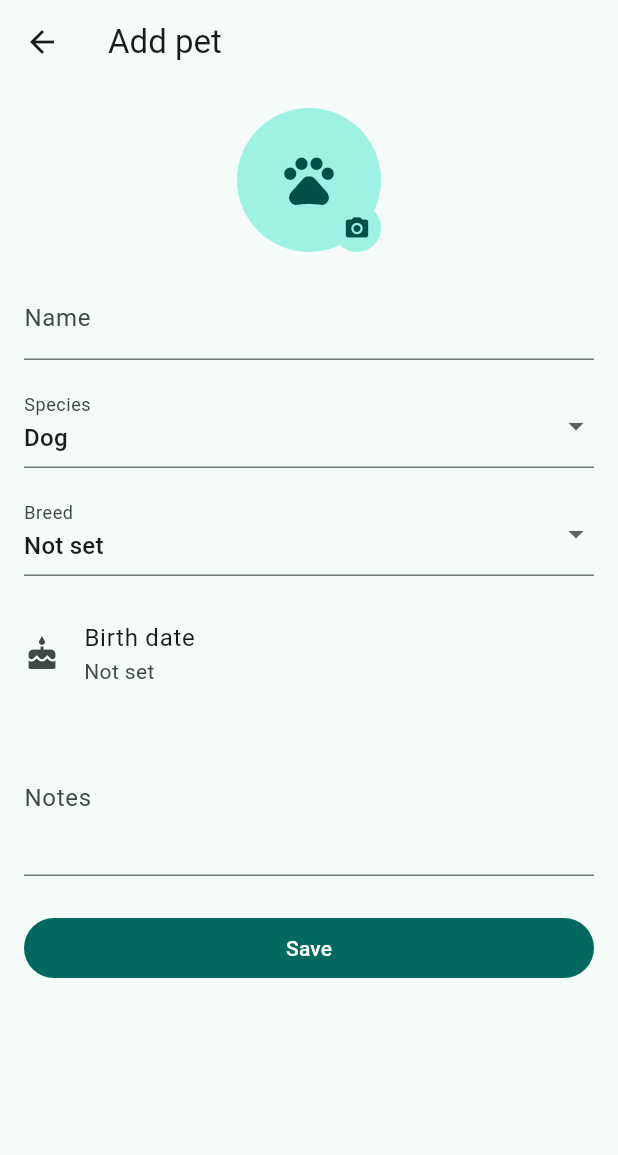
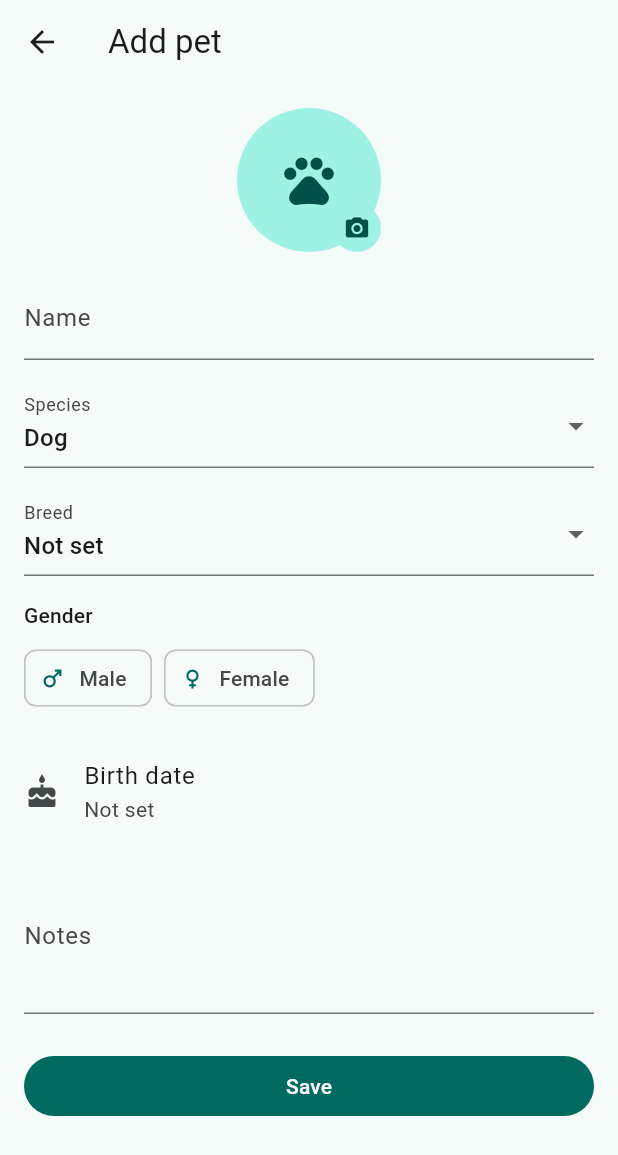
Before and after one commit to vlasquez/pets_meds, a Flutter app: the PetFormScreen screen opened directly, on a phone screen of 412 x 824 dp. Shown: the top 1155 px of the screen. Run offline on Flutter 3.47's test engine with Material 3 defaults, Android fonts, the phone set to English and light mode, and no system bars; our stand-ins replace equatable, fl_chart, flutter_bloc, flutter_local_notifications, get_it, image_picker and 4 more; accounts and stored records are empty; statements that could not run were skipped.

Commit message:
Add pet gender (male/female) with symbol on cards
- PetGender enum on Pet; stored by name (pets.gender, DB v9)
- Create/edit pet form: optional Male/Female choice chips (tap again to
  clear)
- GenderIcon widget (blue male / pink female); shown next to the pet
  name on Home cards and the pet detail header
- Migration verified against SQLite

```diff
--- a/lib/data/datasources/local/database_provider.dart
+++ b/lib/data/datasources/local/database_provider.dart
@@ -18,7 +18,7 @@ class DatabaseProvider {
     final dbPath = await getDatabasesPath();
     return openDatabase(
       join(dbPath, 'pet_meds.db'),
-      version: 8,
+      version: 9,
       onCreate: (db, version) async {
         await db.execute('''
           CREATE TABLE pets(
@@ -26,6 +26,7 @@ class DatabaseProvider {
             name TEXT NOT NULL,
             species TEXT NOT NULL,
             breed TEXT,
+            gender TEXT,
             notes TEXT,
             photoPath TEXT,
             birthDate TEXT
@@ -90,6 +91,9 @@ class DatabaseProvider {
                 "UPDATE treatments SET intervalUnit = 'days', frequencyType = 'interval' "
                 "WHERE frequencyType = 'intervalDays'");
           }
+        }
+        if (oldVersion < 9) {
+          await db.execute('ALTER TABLE pets ADD COLUMN gender TEXT');
         }
       },
       onConfigure: (db) async {
--- a/lib/data/models/pet_model.dart
+++ b/lib/data/models/pet_model.dart
@@ -7,6 +7,7 @@ class PetModel extends Pet {
     required super.name,
     required super.species,
     super.breed,
+    super.gender,
     super.notes,
     super.photoPath,
     super.birthDate,
@@ -17,16 +18,27 @@ class PetModel extends Pet {
         name: pet.name,
         species: pet.species,
         breed: pet.breed,
+        gender: pet.gender,
         notes: pet.notes,
         photoPath: pet.photoPath,
         birthDate: pet.birthDate,
       );
+
+  static PetGender? _genderFromName(String? name) {
+    if (name == null) return null;
+    try {
+      return PetGender.values.byName(name);
+    } on ArgumentError {
+      return null;
+    }
+  }
 
   factory PetModel.fromMap(Map<String, dynamic> map) => PetModel(
         id: map['id'] as int?,
         name: map['name'] as String,
         species: map['species'] as String,
         breed: map['breed'] as String?,
+        gender: _genderFromName(map['gender'] as String?),
         notes: map['notes'] as String?,
         photoPath: map['photoPath'] as String?,
         birthDate: map['birthDate'] == null
@@ -39,6 +51,7 @@ class PetModel extends Pet {
         'name': name,
         'species': species,
         'breed': breed,
+        'gender': gender?.name,
         'notes': notes,
         'photoPath': photoPath,
         'birthDate': birthDate?.toIso8601String(),
--- a/lib/domain/entities/pet.dart
+++ b/lib/domain/entities/pet.dart
@@ -1,4 +1,7 @@
 import 'package:equatable/equatable.dart';
+
+/// Biological sex of a pet.
+enum PetGender { male, female }
 
 /// Domain entity: a pet. Pure Dart — no UI or persistence details.
 class Pet extends Equatable {
@@ -8,6 +11,8 @@ class Pet extends Equatable {
 
   /// Breed enum name ([DogBreed]/[CatBreed] from breed.dart, by species).
   final String? breed;
+
+  final PetGender? gender;
 
   final String? notes;
 
@@ -21,6 +26,7 @@ class Pet extends Equatable {
     required this.name,
     required this.species,
     this.breed,
+    this.gender,
     this.notes,
     this.photoPath,
     this.birthDate,
@@ -31,6 +37,7 @@ class Pet extends Equatable {
     String? name,
     String? species,
     String? breed,
+    PetGender? gender,
     String? notes,
     String? photoPath,
     DateTime? birthDate,
@@ -40,6 +47,7 @@ class Pet extends Equatable {
         name: name ?? this.name,
         species: species ?? this.species,
         breed: breed ?? this.breed,
+        gender: gender ?? this.gender,
         notes: notes ?? this.notes,
         photoPath: photoPath ?? this.photoPath,
         birthDate: birthDate ?? this.birthDate,
@@ -61,5 +69,5 @@ class Pet extends Equatable {
 
   @override
   List<Object?> get props =>
-      [id, name, species, breed, notes, photoPath, birthDate];
+      [id, name, species, breed, gender, notes, photoPath, birthDate];
 }
--- a/lib/presentation/screens/pet_form_screen.dart
+++ b/lib/presentation/screens/pet_form_screen.dart
@@ -25,6 +25,7 @@ class _PetFormScreenState extends State<PetFormScreen> {
   late final TextEditingController _notesCtrl;
   String _species = 'dog';
   String? _breed; // DogBreed/CatBreed enum name, per _species.
+  PetGender? _gender;
   String? _photoPath;
   DateTime? _birthDate;
   bool _photoChanged = false;
@@ -36,6 +37,7 @@ class _PetFormScreenState extends State<PetFormScreen> {
     _notesCtrl = TextEditingController(text: widget.pet?.notes ?? '');
     _species = widget.pet?.species ?? 'dog';
     _breed = widget.pet?.breed;
+    _gender = widget.pet?.gender;
     _photoPath = widget.pet?.photoPath;
     _birthDate = widget.pet?.birthDate;
   }
@@ -124,6 +126,7 @@ class _PetFormScreenState extends State<PetFormScreen> {
       name: _nameCtrl.text.trim(),
       species: _species,
       breed: _breed,
+      gender: _gender,
       notes: _notesCtrl.text.trim().isEmpty ? null : _notesCtrl.text.trim(),
       photoPath: photoPath,
       birthDate: _birthDate,
@@ -202,6 +205,30 @@ class _PetFormScreenState extends State<PetFormScreen> {
                 onChanged: (v) => setState(() => _breed = v),
               ),
             ],
+            const SizedBox(height: 16),
+            Text(s.genderLabel,
+                style: Theme.of(context).textTheme.titleSmall),
+            const SizedBox(height: 8),
+            // Tap a selected chip again to clear it (gender is optional).
+            Wrap(
+              spacing: 8,
+              children: [
+                ChoiceChip(
+                  avatar: const Icon(Icons.male, size: 18),
+                  label: Text(s.male),
+                  selected: _gender == PetGender.male,
+                  onSelected: (sel) => setState(
+                      () => _gender = sel ? PetGender.male : null),
+                ),
+                ChoiceChip(
+                  avatar: const Icon(Icons.female, size: 18),
+                  label: Text(s.female),
+                  selected: _gender == PetGender.female,
+                  onSelected: (sel) => setState(
+                      () => _gender = sel ? PetGender.female : null),
+                ),
+              ],
+            ),
             const SizedBox(height: 16),
             ListTile(
               contentPadding: EdgeInsets.zero,
--- /dev/null
+++ b/lib/presentation/widgets/gender_icon.dart
@@ -0,0 +1,23 @@
+import 'package:flutter/material.dart';
+
+import '../../domain/entities/pet.dart';
+
+/// Small ♂/♀ symbol for a pet's gender, or nothing when unset.
+class GenderIcon extends StatelessWidget {
+  final PetGender? gender;
+  final double size;
+
+  const GenderIcon({super.key, required this.gender, this.size = 18});
+
+  @override
+  Widget build(BuildContext context) {
+    switch (gender) {
+      case PetGender.male:
+        return Icon(Icons.male, size: size, color: Colors.blue.shade400);
+      case PetGender.female:
+        return Icon(Icons.female, size: size, color: Colors.pink.shade300);
+      case null:
+        return const SizedBox.shrink();
+    }
+  }
+}
--- a/lib/utils/strings.dart
+++ b/lib/utils/strings.dart
@@ -35,6 +35,9 @@ class S {
   String get cat => _es ? 'Gato' : 'Cat';
   String get other => _es ? 'Otro' : 'Other';
   String get breedLabel => _es ? 'Raza' : 'Breed';
+  String get genderLabel => _es ? 'Sexo' : 'Gender';
+  String get male => _es ? 'Macho' : 'Male';
+  String get female => _es ? 'Hembra' : 'Female';
 
   String dogBreedName(DogBreed breed) {
     switch (breed) {
```
Also changed, not shown: lib/presentation/screens/home_screen.dart (+15 -2 lines), lib/presentation/screens/pet_detail_screen.dart (+14 -1 lines).
